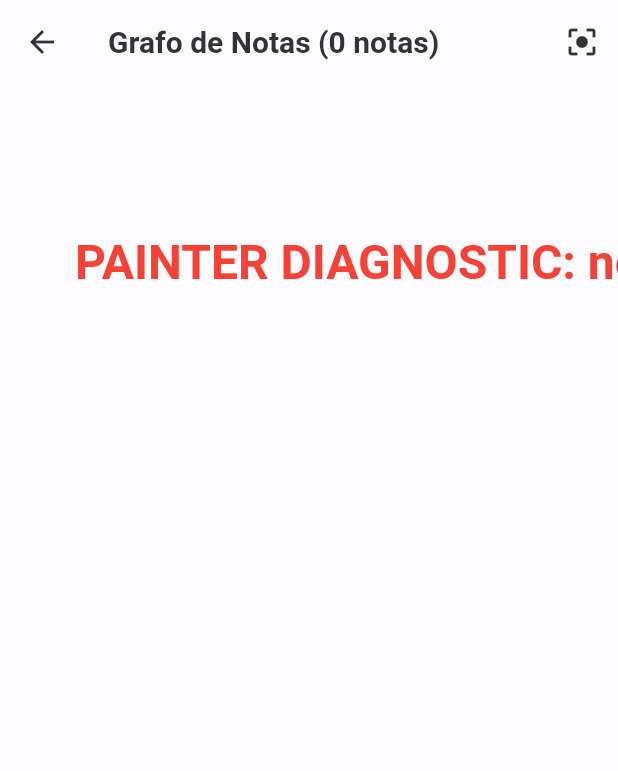
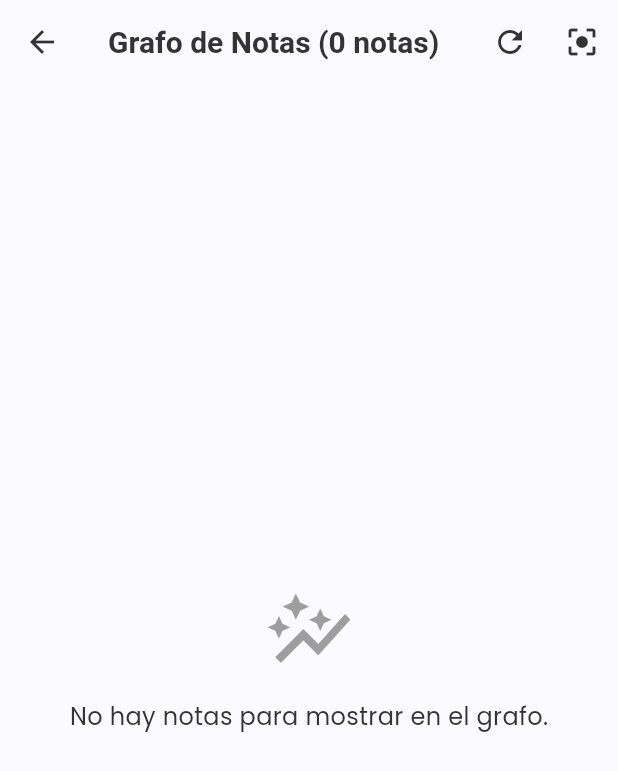
Before and after one commit to WIDABAME/NEXUS, a Flutter app: the screen it shows after launch, after a tap on the "auto graph" icon, on a phone screen of 412 x 824 dp. Shown: the top 771 px of the screen. Run offline on Flutter 3.47's test engine with Material 3 defaults, Android fonts, the phone set to English and light mode, and no system bars; our stand-ins replace cloud_firestore, cloud_functions, firebase_core, firebase_storage, flutter_local_notifications, google_fonts and 2 more; accounts and stored records are empty.

Commit message:
APK actualizado

```diff
--- a/lib/graph_view_page.dart
+++ b/lib/graph_view_page.dart
@@ -1,3 +1,4 @@
+
 import 'dart:math';
 import 'package:flutter/material.dart';
 import 'package:provider/provider.dart';
@@ -15,7 +16,7 @@ class GraphViewPage extends StatefulWidget {
 
 class _GraphViewPageState extends State<GraphViewPage> {
   final TransformationController _transformationController = TransformationController();
-  late final Map<String, Offset> _notePositions;
+  late Map<String, Offset> _notePositions = {};
   final double _nodeRadius = 45.0;
   final Size _canvasSize = const Size(2000, 2000);
   String? _selectedNodeId;
@@ -23,7 +24,10 @@ class _GraphViewPageState extends State<GraphViewPage> {
   @override
   void initState() {
     super.initState();
-    _notePositions = _initializePositions(widget.notes);
+    // Las posiciones se inicializan aquí y solo una vez.
+    if (widget.notes.isNotEmpty) {
+      _notePositions = _initializePositions(widget.notes);
+    }
   }
 
   Map<String, Offset> _initializePositions(List<Note> notes) {
@@ -41,7 +45,9 @@ class _GraphViewPageState extends State<GraphViewPage> {
   void _handleTap(Offset localPosition) {
     final scenePosition = _transformationController.toScene(localPosition);
     String? tappedNodeId;
-    for (final note in widget.notes) {
+
+    // Invertimos el bucle para dar prioridad a los nodos dibujados encima
+    for (final note in widget.notes.reversed) {
       final nodePosition = _notePositions[note.id];
       if (nodePosition != null &&
           (scenePosition - nodePosition).distance <= _nodeRadius) {
@@ -50,10 +56,15 @@ class _GraphViewPageState extends State<GraphViewPage> {
       }
     }
 
+    setState(() {
+      if (tappedNodeId == _selectedNodeId) {
+        _selectedNodeId = null;
+      } else {
+        _selectedNodeId = tappedNodeId;
+      }
+    });
+
     if (tappedNodeId != null) {
-      setState(() {
-        _selectedNodeId = tappedNodeId;
-      });
       final tappedNote = widget.notes.firstWhere((n) => n.id == tappedNodeId);
       _showNodeActions(tappedNote);
     }
@@ -130,9 +141,19 @@ class _GraphViewPageState extends State<GraphViewPage> {
   Widget build(BuildContext context) {
     return Scaffold(
       appBar: AppBar(
-        // Diagnostic: Display the number of notes received by the widget.
         title: Text('Grafo de Notas (${widget.notes.length} notas)'),
         actions: [
+          IconButton(
+            icon: const Icon(Icons.refresh),
+            onPressed: () {
+              // Botón para forzar la reinicialización de las posiciones
+              setState(() {
+                _notePositions = _initializePositions(widget.notes);
+                _selectedNodeId = null;
+              });
+            },
+            tooltip: 'Reorganizar Grafo',
+          ),
           IconButton(
             icon: const Icon(Icons.center_focus_strong),
             onPressed: () {
@@ -144,7 +165,18 @@ class _GraphViewPageState extends State<GraphViewPage> {
           ),
         ],
       ),
-      body: GestureDetector(
+      body: widget.notes.isEmpty
+          ? const Center(
+              child: Column(
+                mainAxisAlignment: MainAxisAlignment.center,
+                children: [
+                  Icon(Icons.auto_graph, size: 60, color: Colors.grey),
+                  SizedBox(height: 16),
+                  Text('No hay notas para mostrar en el grafo.', style: TextStyle(fontSize: 16)),
+                ],
+              ),
+            )
+          : GestureDetector(
         onTapUp: (details) => _handleTap(details.localPosition),
         child: InteractiveViewer(
           transformationController: _transformationController,
@@ -181,85 +213,79 @@ class GraphPainter extends CustomPainter {
 
   @override
   void paint(Canvas canvas, Size size) {
-    // -- Start Diagnostic Section --
-    const textStyle = TextStyle(color: Colors.red, fontSize: 32, fontWeight: FontWeight.bold);
-    void drawDebugText(String message, Offset offset) {
-      final textSpan = TextSpan(text: message, style: textStyle);
-      final textPainter = TextPainter(text: textSpan, textDirection: TextDirection.ltr);
-      textPainter.layout();
-      textPainter.paint(canvas, offset);
-    }
-
-    if (notes.isEmpty) {
-      drawDebugText('PAINTER DIAGNOSTIC: notes list is empty.', const Offset(50, 100));
-      return;
-    }
-
-    if (positions.isEmpty) {
-      drawDebugText('PAINTER DIAGNOSTIC: positions map is empty.', const Offset(50, 200));
-      return;
-    }
-    // -- End Diagnostic Section --
+    // Si no hay posiciones, no hay nada que dibujar.
+    if (positions.isEmpty) return;
 
     final linePaint = Paint()
-      ..color = Colors.grey.withOpacity(0.5)
-      ..strokeWidth = 1.5;
+      ..color = Colors.grey.withOpacity(0.6)
+      ..strokeWidth = 2.0;
     final selectedLinePaint = Paint()
       ..color = Colors.deepPurpleAccent
-      ..strokeWidth = 2.5;
+      ..strokeWidth = 3.0;
 
     final nodePaint = Paint()..color = Colors.deepPurple[300]!;
     final selectedNodePaint = Paint()..color = Colors.amber;
 
     final Note? selectedNote = (selectedNodeId == null)
-        ? null
-        : notes.firstWhere((n) => n.id == selectedNodeId);
+      ? null
+      : notes.firstWhere((n) => n.id == selectedNodeId, orElse: () => notes.first);
 
-    final connectedIds = selectedNote?.connections.map((c) => c.noteId).toSet();
+    final connectedToSelectedIds = selectedNote?.connections.map((c) => c.noteId).toSet();
     final paintedConnections = <String>{};
 
+    // -- DIBUJAR LÍNEAS --
     for (final note in notes) {
       final startPos = positions[note.id];
       if (startPos == null) continue;
 
       for (final conn in note.connections) {
+        final endPos = positions[conn.noteId];
+        if (endPos == null) continue;
+
         final connectionKey = [note.id, conn.noteId]..sort();
         final uniqueKey = connectionKey.join('-');
         if (paintedConnections.contains(uniqueKey)) continue;
 
-        final endPos = positions[conn.noteId];
-        if (endPos != null) {
-          final isSelected = selectedNodeId != null &&
-              (note.id == selectedNodeId || conn.noteId == selectedNodeId);
-          canvas.drawLine(
-              startPos, endPos, isSelected ? selectedLinePaint : linePaint);
-          paintedConnections.add(uniqueKey);
-        }
+        final bool isConnectionOfSelectedNode = selectedNodeId != null &&
+            (note.id == selectedNodeId || conn.noteId == selectedNodeId);
+
+        canvas.drawLine(
+          startPos,
+          endPos,
+          isConnectionOfSelectedNode ? selectedLinePaint : linePaint,
+        );
+        paintedConnections.add(uniqueKey);
       }
     }
 
+    // -- DIBUJAR NODOS Y TEXTO --
     for (final note in notes) {
       final pos = positions[note.id];
       if (pos == null) continue;
 
-      final isSelected = note.id == selectedNodeId;
-      final isConnectedToSelected = connectedIds?.contains(note.id) ?? false;
+      final bool isSelected = note.id == selectedNodeId;
+      final bool isConnectedToSelected = connectedToSelectedIds?.contains(note.id) ?? false;
 
       final Paint currentPaint;
       final double currentRadius;
+      final Color textColor;
 
       if (isSelected) {
         currentPaint = selectedNodePaint;
         currentRadius = nodeRadius * 1.15;
+        textColor = Colors.black87;
       } else if (selectedNodeId != null && isConnectedToSelected) {
         currentPaint = nodePaint;
         currentRadius = nodeRadius * 1.05;
+        textColor = Colors.white;
       } else if (selectedNodeId != null) {
-        currentPaint = Paint()..color = Colors.grey[400]!;
+        currentPaint = Paint()..color = Colors.grey[400]!.withAlpha(150);
         currentRadius = nodeRadius;
+        textColor = Colors.white70;
       } else {
         currentPaint = nodePaint;
         currentRadius = nodeRadius;
+        textColor = Colors.white;
       }
 
       canvas.drawCircle(pos, currentRadius, currentPaint);
@@ -268,7 +294,7 @@ class GraphPainter extends CustomPainter {
         text: TextSpan(
             text: note.title,
             style: TextStyle(
-              color: isSelected ? Colors.black87 : Colors.white,
+              color: textColor,
               fontSize: 11,
               fontWeight: FontWeight.w600,
             )),
@@ -282,5 +308,9 @@ class GraphPainter extends CustomPainter {
   }
 
   @override
-  bool shouldRepaint(covariant CustomPainter oldDelegate) => true;
+  bool shouldRepaint(covariant GraphPainter oldDelegate) {
+    return oldDelegate.notes != notes ||
+           oldDelegate.positions != positions ||
+           oldDelegate.selectedNodeId != selectedNodeId;
+  }
 }
--- a/lib/main.dart
+++ b/lib/main.dart
@@ -17,7 +17,7 @@ import 'graph_view_page.dart';
 const Uuid uuid = Uuid();
 
 // --- Configuration ---
-const bool USE_EMULATOR = true;
+const bool USE_EMULATOR = false;
 const String EMULATOR_HOST = '192.168.80.63';
 
 // --- 1. DATA MODELS ---
--- a/lib/notification_service.dart
+++ b/lib/notification_service.dart
@@ -13,39 +13,50 @@ class NotificationService {
   final FlutterLocalNotificationsPlugin flutterLocalNotificationsPlugin = FlutterLocalNotificationsPlugin();
 
   Future<void> init() async {
+    // 1. Configuración específica para Android
     const AndroidInitializationSettings initializationSettingsAndroid =
         AndroidInitializationSettings('@mipmap/ic_launcher');
 
+    // 2. Configuración específica para iOS/macOS
     const DarwinInitializationSettings initializationSettingsIOS = DarwinInitializationSettings();
 
-    const InitializationSettings initializationSettings =
-        InitializationSettings(
+    // 3. Objeto de configuración general que agrupa las configuraciones de cada plataforma
+    const InitializationSettings initializationSettings = InitializationSettings(
       android: initializationSettingsAndroid,
-            iOS: initializationSettingsIOS);
+      iOS: initializationSettingsIOS,
+    );
 
+    // 4. Inicializar el plugin usando el argumento con nombre "settings:"
     await flutterLocalNotificationsPlugin.initialize(
-      initializationSettings,
-      onDidReceiveNotificationResponse: onDidReceiveNotificationResponse
+      settings: initializationSettings, // <<-- ESTA ERA LA SOLUCIÓN
+      onDidReceiveNotificationResponse: onDidReceiveNotificationResponse,
     );
   }
 
   void onDidReceiveNotificationResponse(NotificationResponse notificationResponse) async {
-    // handle notification tapped logic here
+    // Lógica para cuando el usuario toca la notificación
   }
 
   Future<void> showNotification(String title, String body) async {
     const AndroidNotificationDetails androidPlatformChannelSpecifics =
-        AndroidNotificationDetails('your channel id', 'your channel name',
-            channelDescription: 'your channel description',
+        AndroidNotificationDetails(
+          'your channel id', // id del canal
+          'your channel name', // nombre del canal
+          channelDescription: 'your channel description', // descripción
           importance: Importance.max,
           priority: Priority.high,
-            showWhen: false);
-    const NotificationDetails platformChannelSpecifics =
-        NotificationDetails(android: androidPlatformChannelSpecifics);
+        );
+
+    const NotificationDetails platformChannelSpecifics = NotificationDetails(
+      android: androidPlatformChannelSpecifics,
+    );
+
+    // La función show utiliza argumentos con nombre, lo cual ya estaba correcto.
     await flutterLocalNotificationsPlugin.show(
       id: 0,
       title: title,
       body: body,
-        notificationDetails: platformChannelSpecifics);
+      notificationDetails: platformChannelSpecifics,
+    );
   }
 }
```
Also changed, not shown: .idx/integrations.json (added), 1 other file. Lines whose indentation alone changed are shown as unchanged.
